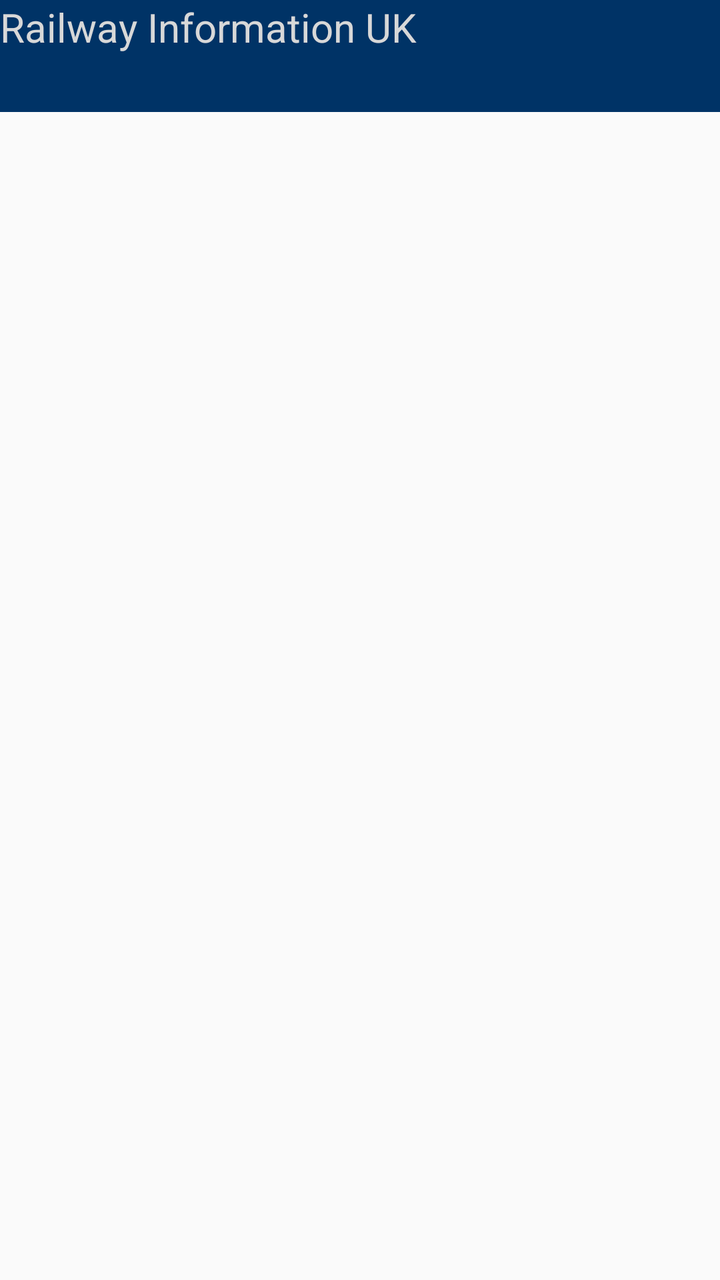
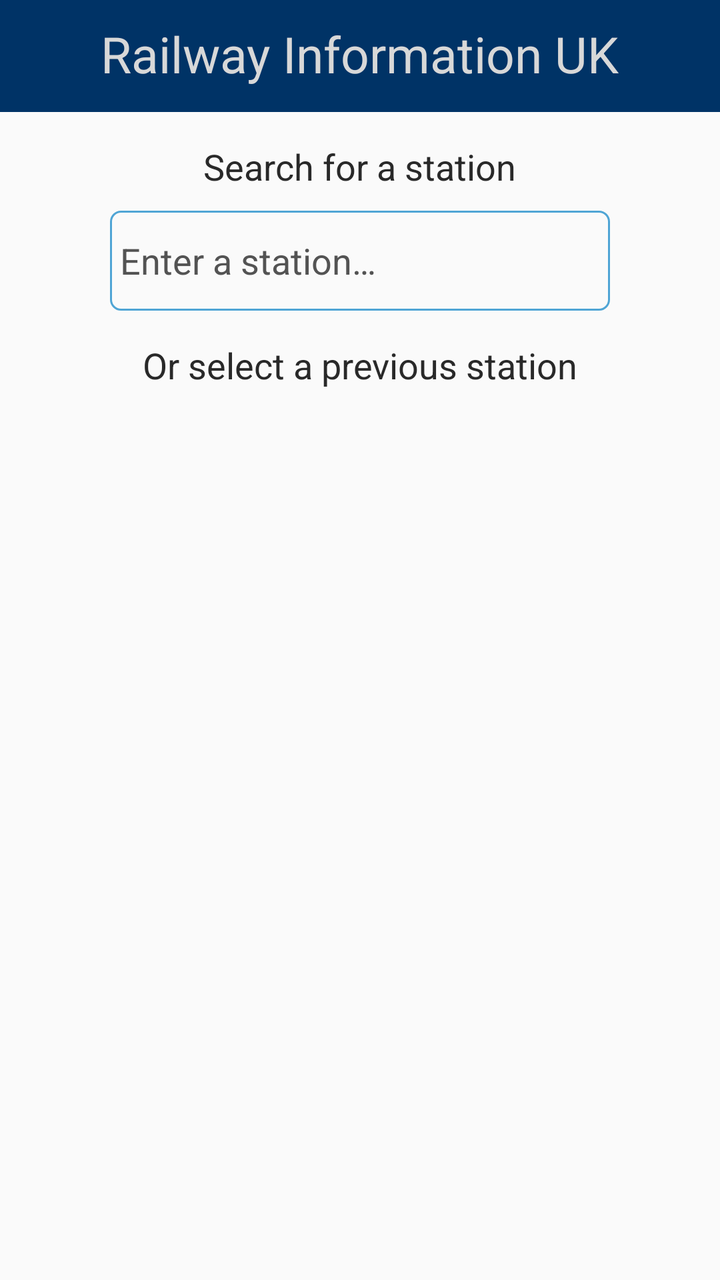

The first picture is an Android layout as it rendered before a commit; the second is the same layout after the commit. The layout source and the unified diff follow.
<!-- AndroidManifest.xml: application theme Theme.AppCompat.Light.NoActionBar -->
<!-- res/layout/activity_select_station.xml -->
<?xml version="1.0" encoding="utf-8"?>
<androidx.constraintlayout.widget.ConstraintLayout xmlns:android="http://schemas.android.com/apk/res/android"
    xmlns:app="http://schemas.android.com/apk/res-auto"
    xmlns:tools="http://schemas.android.com/tools"
    android:layout_width="match_parent"
    android:layout_height="match_parent"
    tools:context=".SelectStation">

    <androidx.appcompat.widget.Toolbar
        android:id="@+id/toolbar"
        android:layout_width="0dp"
        android:layout_height="56dp"
        android:background="#003366"
        android:minHeight="?attr/actionBarSize"
        android:theme="?attr/actionBarTheme"
        app:layout_constraintEnd_toEndOf="parent"
        app:layout_constraintStart_toStartOf="parent"
        app:layout_constraintTop_toTopOf="parent" />

    <TextView
        android:id="@+id/textView2"
        android:layout_width="wrap_content"
        android:layout_height="wrap_content"
        android:text="@string/app_name"
        android:textColor="#D8D8D8"
        android:textSize="20sp"
        tools:layout_editor_absoluteX="101dp"
        tools:layout_editor_absoluteY="16dp" />

</androidx.constraintlayout.widget.ConstraintLayout>
<!-- resources referenced by this layout -->
<resources>
  <string name="app_name">Railway Information UK</string>
</resources>

<!-- the commit's change to res/layout/activity_select_station.xml (unified diff, before → after) -->
@@ -4,7 +4,7 @@
     xmlns:tools="http://schemas.android.com/tools"
     android:layout_width="match_parent"
     android:layout_height="match_parent"
-    tools:context=".SelectStation">
+    tools:context=".SelectStationActivity">
 
     <androidx.appcompat.widget.Toolbar
         android:id="@+id/toolbar"
@@ -21,10 +21,72 @@
         android:id="@+id/textView2"
         android:layout_width="wrap_content"
         android:layout_height="wrap_content"
+        android:layout_marginTop="10dp"
         android:text="@string/app_name"
         android:textColor="#D8D8D8"
-        android:textSize="20sp"
-        tools:layout_editor_absoluteX="101dp"
-        tools:layout_editor_absoluteY="16dp" />
+        android:textSize="25sp"
+        app:layout_constraintEnd_toEndOf="@+id/toolbar"
+        app:layout_constraintStart_toStartOf="@+id/toolbar"
+        app:layout_constraintTop_toTopOf="@+id/toolbar" />
+
+    <TextView
+        android:id="@+id/textView"
+        android:layout_width="wrap_content"
+        android:layout_height="wrap_content"
+        android:layout_marginStart="57dp"
+        android:layout_marginTop="15dp"
+        android:layout_marginEnd="57dp"
+        android:text="@string/choose_station"
+        android:textColor="@color/main_text"
+        android:textSize="18sp"
+        app:layout_constraintEnd_toEndOf="parent"
+        app:layout_constraintStart_toStartOf="parent"
+        app:layout_constraintTop_toBottomOf="@+id/autoCompleteTextView" />
+
+    <TextView
+        android:id="@+id/textView3"
+        android:layout_width="wrap_content"
+        android:layout_height="wrap_content"
+        android:layout_marginStart="93dp"
+        android:layout_marginTop="15dp"
+        android:layout_marginEnd="93dp"
+        android:text="@string/search_station"
+        android:textColor="@color/main_text"
+        android:textSize="18sp"
+        app:layout_constraintEnd_toEndOf="parent"
+        app:layout_constraintHorizontal_bias="0.492"
+        app:layout_constraintStart_toStartOf="parent"
+        app:layout_constraintTop_toBottomOf="@+id/toolbar" />
+
+    <AutoCompleteTextView
+        android:id="@+id/autoCompleteTextView"
+        android:layout_width="0dp"
+        android:layout_height="50dp"
+        android:layout_marginStart="55dp"
+        android:layout_marginTop="10dp"
+        android:layout_marginEnd="55dp"
+        android:background="@drawable/outline"
+        android:paddingLeft="5dip"
+        android:paddingRight="5dip"
+        android:text="@string/enter_station"
+        android:textColor="@color/secondary_text"
+        app:layout_constraintEnd_toEndOf="parent"
+        app:layout_constraintHorizontal_bias="1.0"
+        app:layout_constraintStart_toStartOf="parent"
+        app:layout_constraintTop_toBottomOf="@+id/textView3" />
+
+    <androidx.recyclerview.widget.RecyclerView
+        android:id="@+id/recyclerView"
+        android:layout_width="0dp"
+        android:layout_height="0dp"
+        android:layout_marginStart="25dp"
+        android:layout_marginTop="10dp"
+        android:layout_marginEnd="25dp"
+        android:layout_marginBottom="25dp"
+        app:layout_constraintBottom_toBottomOf="parent"
+        app:layout_constraintEnd_toEndOf="parent"
+        app:layout_constraintHorizontal_bias="0.0"
+        app:layout_constraintStart_toStartOf="parent"
+        app:layout_constraintTop_toBottomOf="@+id/textView" />
 
 </androidx.constraintlayout.widget.ConstraintLayout>
<!-- resource entries referenced after the edit -->
@@ -1,5 +1,16 @@
 <!-- resources referenced by this layout -->
 <resources>
+  <color name="main_text">#FF292929</color>
+  <color name="secondary_text">#535353</color>
+  <!-- drawable outline (drawable) -->
+  <shape xmlns:android="http://schemas.android.com/apk/res/android" android:shape="rectangle" >
+      <solid android:color="@android:color/transparent" />
+      <stroke android:width="1dip" android:color="#4fa5d5"/>
+      <corners android:radius="5dp"/>
+  </shape>
   <string name="app_name">Railway Information UK</string>
+  <string name="choose_station">Or select a previous station</string>
+  <string name="enter_station">Enter a station…</string>
+  <string name="search_station">Search for a station</string>
 </resources>
 
